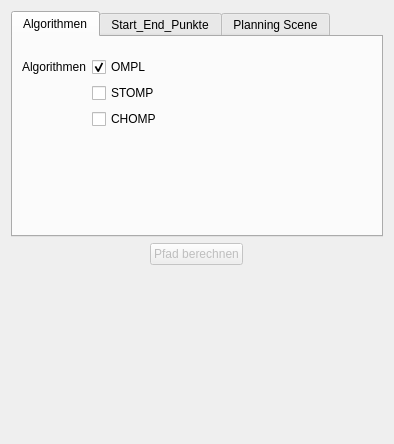
First picture: the form in rqt_mypkg/resource/MyPlugin.ui, repository mounteverset/moveit_path_visualizer, before the edit.
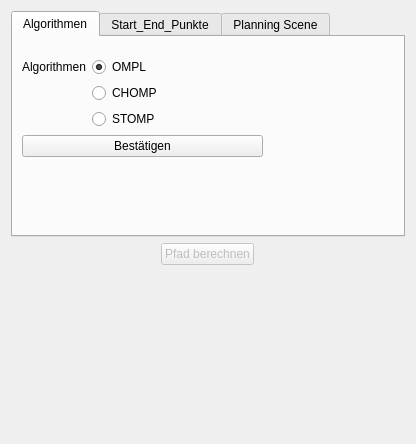
Second picture: the form after the edit. The open tabs and pages were chosen to show the change.

Commit message: radio buttons for planner choice

Patch:
```diff
--- a/rqt_mypkg/resource/MyPlugin.ui
+++ b/rqt_mypkg/resource/MyPlugin.ui
@@ -6,7 +6,7 @@
    <rect>
     <x>0</x>
     <y>0</y>
-    <width>394</width>
+    <width>416</width>
     <height>444</height>
    </rect>
   </property>
@@ -39,7 +39,7 @@
          <x>9</x>
          <y>20</y>
          <width>241</width>
-         <height>101</height>
+         <height>114</height>
         </rect>
        </property>
        <layout class="QFormLayout" name="formLayout">
@@ -51,35 +51,33 @@
          </widget>
         </item>
         <item row="0" column="1">
-         <widget class="QCheckBox" name="checkBox_ompl">
+         <widget class="QRadioButton" name="radioButton_OMPL">
           <property name="text">
            <string>OMPL</string>
           </property>
-          <property name="checkable">
-           <bool>true</bool>
-          </property>
           <property name="checked">
            <bool>true</bool>
           </property>
          </widget>
         </item>
         <item row="1" column="1">
-         <widget class="QCheckBox" name="checkBox_stomp">
-          <property name="text">
-           <string>STOMP</string>
-          </property>
-          <property name="checkable">
-           <bool>false</bool>
-          </property>
-         </widget>
-        </item>
-        <item row="2" column="1">
-         <widget class="QCheckBox" name="checkBox_chomp">
+         <widget class="QRadioButton" name="radioButton_CHOMP">
           <property name="text">
            <string>CHOMP</string>
           </property>
-          <property name="checkable">
-           <bool>false</bool>
+         </widget>
+        </item>
+        <item row="2" column="1">
+         <widget class="QRadioButton" name="radioButton_STOMP">
+          <property name="text">
+           <string>STOMP</string>
+          </property>
+         </widget>
+        </item>
+        <item row="3" column="0" colspan="2">
+         <widget class="QPushButton" name="pushButton_apply_planner">
+          <property name="text">
+           <string>Bestätigen</string>
           </property>
          </widget>
         </item>
```
Left out of the diff: 25 changed lines with no effect on the pictures. The commit also changes 1 other file.
